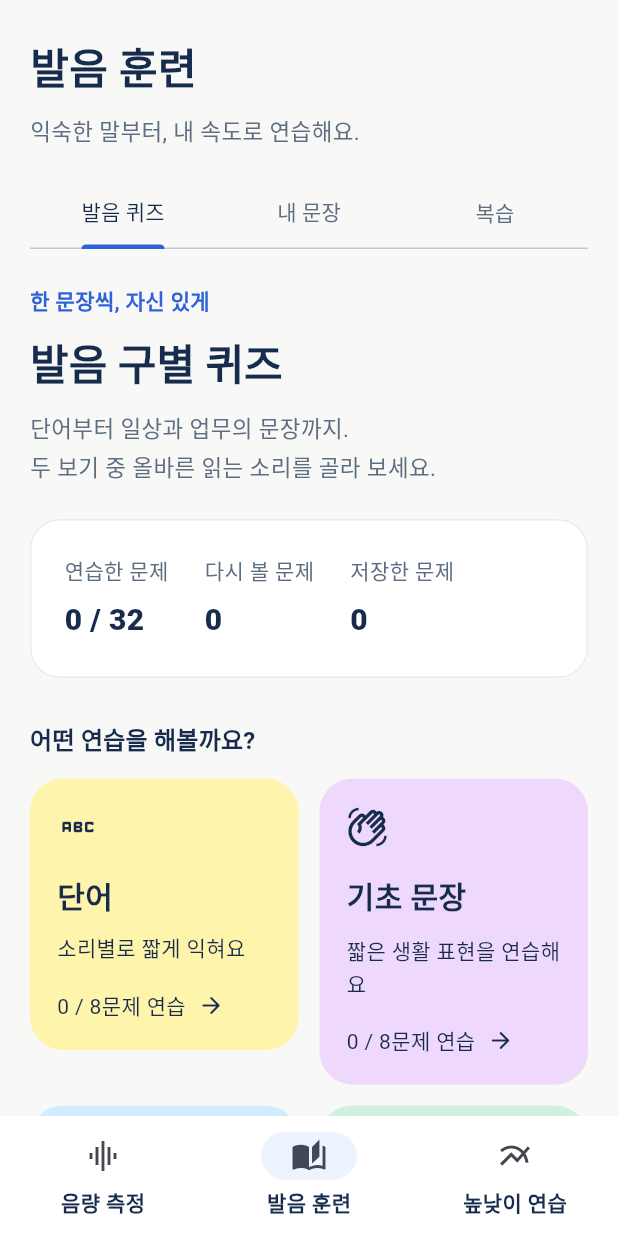
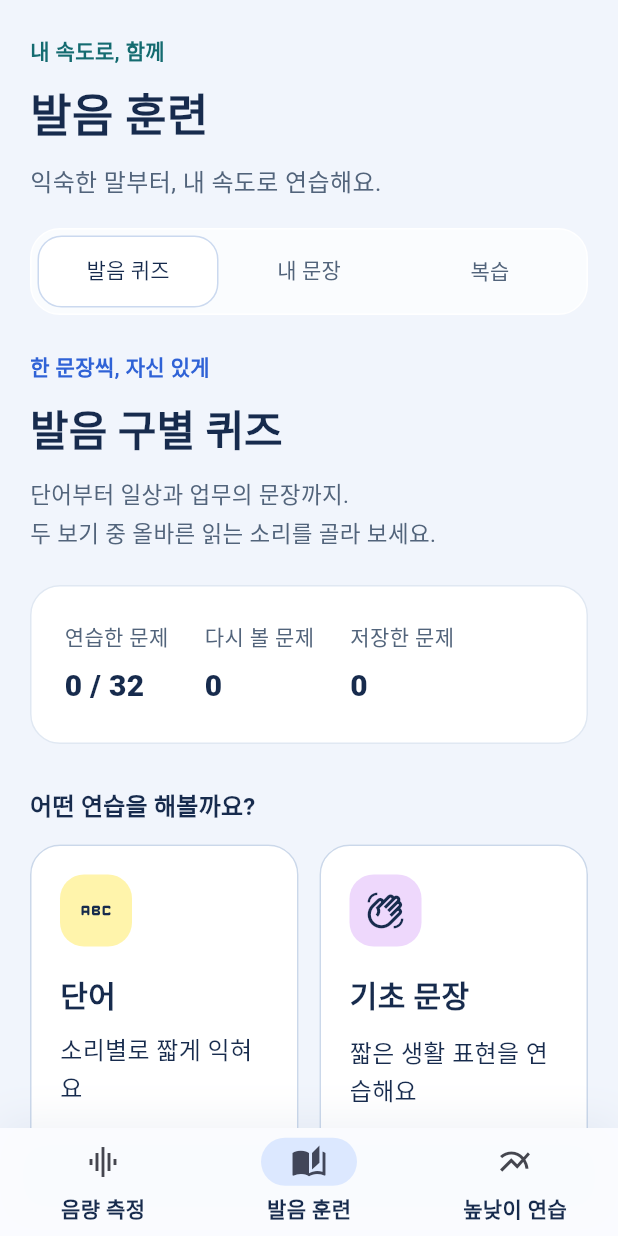
Before and after one commit to h-gunp/voicewow, a Flutter app: the screen it shows after launch, on a phone screen of 412 x 824 dp. Run offline on Flutter 3.47's test engine with Material 3 defaults, Android fonts, the phone set to English and light mode, and no system bars; our stand-ins replace flutter_tts, just_audio, shared_preferences; missing offline and left inert: dart:js_interop, record; Roboto replaces fonts that are missing (Pretendard).

Commit message:
Redesign VoiceMate practice screens with readable glass surfaces

```diff
--- a/apps/client/lib/app.dart
+++ b/apps/client/lib/app.dart
@@ -106,7 +106,17 @@ class _VoiceMateAppState extends State<VoiceMateApp> {
       child: child!,
     ),
     home: Scaffold(
-      bottomNavigationBar: NavigationBar(
+      bottomNavigationBar: Container(
+        decoration: const BoxDecoration(
+          boxShadow: [
+            BoxShadow(
+              color: Color(0x1224467a),
+              blurRadius: 24,
+              offset: Offset(0, -4),
+            ),
+          ],
+        ),
+        child: NavigationBar(
           selectedIndex: section,
           onDestinationSelected: changingSection ? null : _selectSection,
           destinations: const [
@@ -125,6 +135,7 @@ class _VoiceMateAppState extends State<VoiceMateApp> {
             ),
           ],
         ),
+      ),
       body: AbsorbPointer(
         absorbing: changingSection,
         child: SafeArea(
@@ -142,8 +153,7 @@ class _VoiceMateAppState extends State<VoiceMateApp> {
               : LayoutBuilder(
                   builder: (context, constraints) {
                     final wide = constraints.maxWidth > 600;
-                    return ColoredBox(
-                      color: wide ? const Color(0xffeef1f3) : canvas,
+                    return AppBackdrop(
                       child: SingleChildScrollView(
                         key: ValueKey(meter),
                         child: ConstrainedBox(
@@ -155,28 +165,24 @@ class _VoiceMateAppState extends State<VoiceMateApp> {
                             child: Padding(
                               padding: EdgeInsets.symmetric(
                                 vertical: wide ? 32 : 8,
-                                horizontal: wide ? 24 : 12,
+                                horizontal: wide ? 24 : 20,
                               ),
-                              child: Container(
-                                width: 460,
-                                padding: EdgeInsets.all(wide ? 28 : 16),
-                                decoration: BoxDecoration(
-                                  color: canvas,
-                                  borderRadius: BorderRadius.circular(28),
-                                  border: wide ? Border.all(color: line) : null,
-                                ),
+                              child: SizedBox(
+                                width: 560,
                                 child: Material(
-                                  color: canvas,
+                                  color: Colors.transparent,
                                   child: ListenableBuilder(
                                     listenable: session,
                                     builder: (context, _) =>
                                         meter && session.scenario != null
-                                        ? MeterScreen(
+                                        ? GlassSurface(
+                                            child: MeterScreen(
                                               session: session,
                                               onBack: () {
                                                 setState(() => meter = false);
                                                 session.stop();
                                               },
+                                            ),
                                           )
                                         : ScenarioScreen(
                                             session: session,
--- a/apps/client/lib/features/pronunciation/presentation/pronunciation_screen.dart
+++ b/apps/client/lib/features/pronunciation/presentation/pronunciation_screen.dart
@@ -70,28 +70,51 @@ class _PronunciationScreenState extends State<PronunciationScreen> {
             children: [
               const SizedBox(height: 22),
               const Text(
+                '내 속도로, 함께',
+                style: TextStyle(
+                  color: Color(0xff146b70),
+                  fontSize: 14,
+                  fontWeight: FontWeight.w700,
+                ),
+              ),
+              const SizedBox(height: 6),
+              const Text(
                 '발음 훈련',
-                style: TextStyle(fontSize: 28, fontWeight: FontWeight.w800),
+                style: TextStyle(fontSize: 30, fontWeight: FontWeight.w800),
               ),
               const SizedBox(height: 6),
               const Text(
                 '익숙한 말부터, 내 속도로 연습해요.',
-                style: TextStyle(color: muted, fontSize: 15),
+                style: TextStyle(color: muted, fontSize: 16),
               ),
               const SizedBox(height: 18),
-              TabBar(
+              Container(
+                padding: const EdgeInsets.all(4),
+                decoration: BoxDecoration(
+                  color: Colors.white.withValues(alpha: .65),
+                  borderRadius: BorderRadius.circular(20),
+                  border: Border.all(color: Colors.white),
+                ),
+                child: TabBar(
                   onTap: (value) {
                     unawaited(_stopSpeech());
                     setState(() => _tab = value);
                   },
                   labelColor: ink,
                   unselectedLabelColor: muted,
-                indicatorColor: blue,
+                  indicatorSize: TabBarIndicatorSize.tab,
+                  dividerColor: Colors.transparent,
+                  indicator: BoxDecoration(
+                    color: Colors.white,
+                    borderRadius: BorderRadius.circular(16),
+                    border: Border.all(color: const Color(0xffcbd9ef)),
+                  ),
                   tabs: const [
                     Tab(text: '발음 퀴즈'),
                     Tab(text: '내 문장'),
                     Tab(text: '복습'),
                   ],
+                ),
               ),
               Expanded(
                 child: ListenableBuilder(
@@ -207,11 +230,15 @@ class _PersonalGuideViewState extends State<_PersonalGuideView>
     text.text = value;
     _analyze();
     if (scroll.hasClients) {
+      if (MediaQuery.disableAnimationsOf(context)) {
+        scroll.jumpTo(0);
+      } else {
         scroll.animateTo(
           0,
           duration: const Duration(milliseconds: 200),
           curve: Curves.easeOut,
         );
+      }
     }
   }
 
@@ -278,8 +305,9 @@ class _PersonalGuideViewState extends State<_PersonalGuideView>
               key: const Key('guide-result'),
               padding: const EdgeInsets.all(22),
               decoration: BoxDecoration(
-                color: const Color(0xffe1f2e9),
-                borderRadius: BorderRadius.circular(22),
+                color: Colors.white,
+                borderRadius: BorderRadius.circular(20),
+                border: Border.all(color: line),
               ),
               child: Column(
                 crossAxisAlignment: CrossAxisAlignment.stretch,
--- a/apps/client/lib/features/pronunciation/presentation/quiz_training_view.dart
+++ b/apps/client/lib/features/pronunciation/presentation/quiz_training_view.dart
@@ -282,21 +282,32 @@ class _QuizTrainingViewState extends State<QuizTrainingView> {
       Icons.business_center_outlined,
     ];
     return Material(
-      color: colors[category.index],
-      borderRadius: BorderRadius.circular(22),
+      color: Colors.white,
+      shape: RoundedRectangleBorder(
+        borderRadius: BorderRadius.circular(20),
+        side: const BorderSide(color: line),
+      ),
       child: InkWell(
         key: ValueKey('category-${category.name}'),
-        borderRadius: BorderRadius.circular(22),
+        borderRadius: BorderRadius.circular(20),
         onTap: () => setState(() {
           _category = category;
           _group = null;
         }),
         child: Padding(
-          padding: const EdgeInsets.all(18),
+          padding: const EdgeInsets.all(20),
           child: Column(
             crossAxisAlignment: CrossAxisAlignment.start,
             children: [
-              Icon(icons[category.index], color: ink, size: 28),
+              Container(
+                width: 48,
+                height: 48,
+                decoration: BoxDecoration(
+                  color: colors[category.index],
+                  borderRadius: BorderRadius.circular(16),
+                ),
+                child: Icon(icons[category.index], color: ink, size: 26),
+              ),
               const SizedBox(height: 16),
               Text(
                 category.label,
@@ -309,7 +320,7 @@ class _QuizTrainingViewState extends State<QuizTrainingView> {
               const SizedBox(height: 8),
               Text(
                 category.subtitle,
-                style: const TextStyle(color: ink, height: 1.5),
+                style: const TextStyle(color: ink, height: 1.5, fontSize: 16),
               ),
               const SizedBox(height: 16),
               Wrap(
```
Also changed, not shown: apps/client/lib/app_theme.dart (+60 -5 lines), apps/client/lib/features/prosody/presentation/prosody_screen.dart (+17 -14 lines), apps/client/lib/screens/scenario_screen.dart (+7 -7 lines), apps/client/lib/widgets/volume_gauge.dart (+9 -4 lines), 4 other files. Lines whose indentation alone changed are shown as unchanged.
